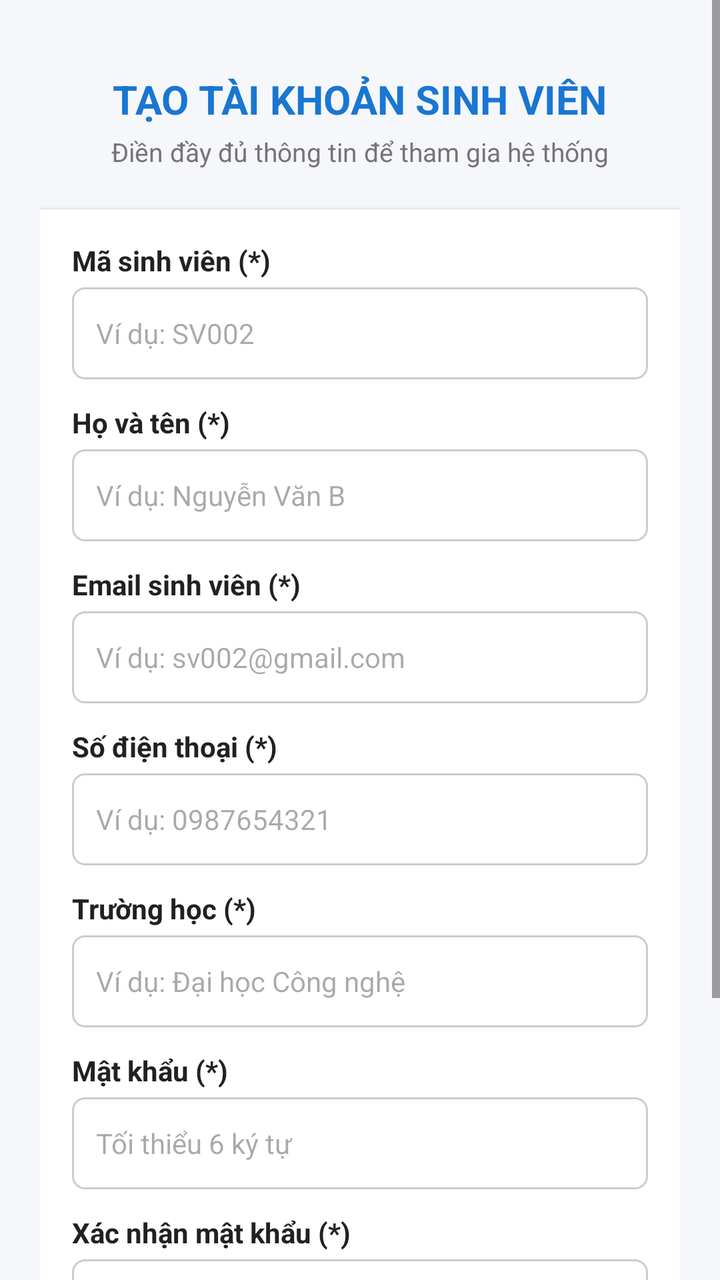
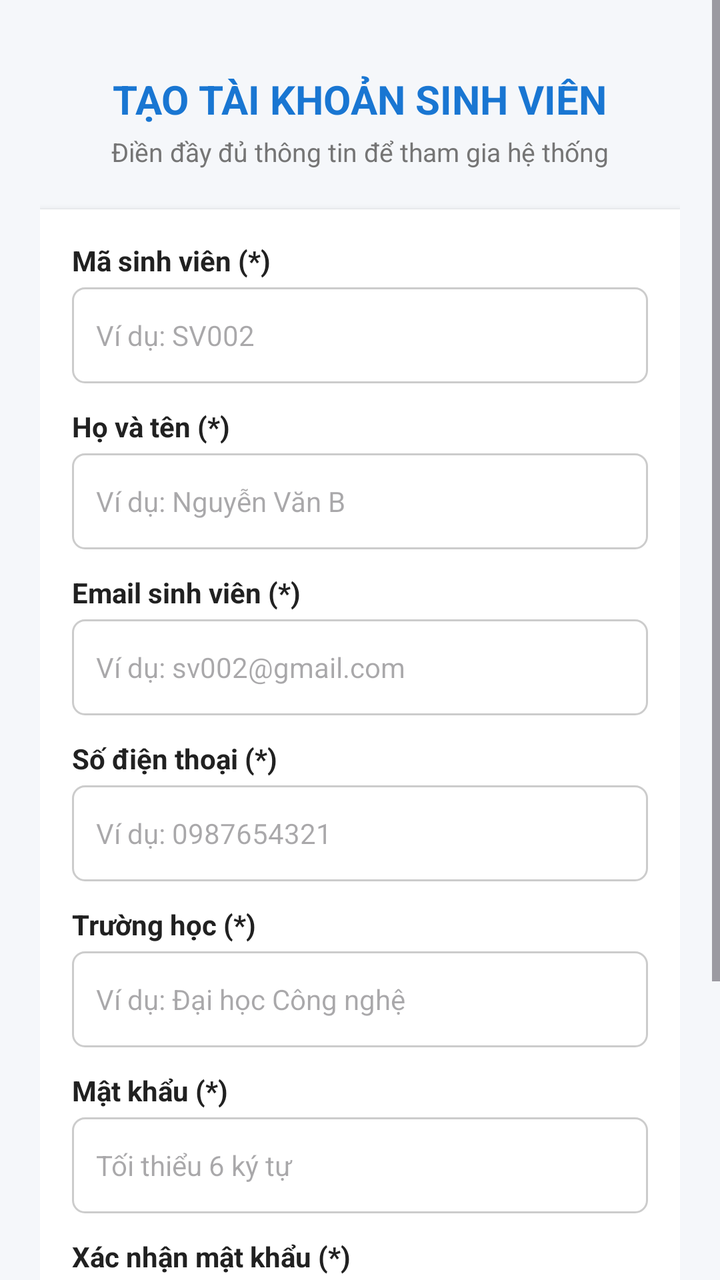

The first picture is an Android layout as it rendered before a commit; the second is the same layout after the commit. The layout source and the unified diff follow.
<!-- AndroidManifest.xml: application theme Theme.Nhom_7 -->
<!-- res/layout/activity_dang_ky.xml -->
<?xml version="1.0" encoding="utf-8"?>
<ScrollView xmlns:android="http://schemas.android.com/apk/res/android"
    android:layout_width="match_parent"
    android:layout_height="match_parent"
    android:background="@color/mau_nen"
    android:fillViewport="true">

    <LinearLayout
        android:layout_width="match_parent"
        android:layout_height="wrap_content"
        android:gravity="center_horizontal"
        android:orientation="vertical"
        android:padding="20dp">

        <TextView
            android:layout_width="wrap_content"
            android:layout_height="wrap_content"
            android:layout_marginTop="16dp"
            android:text="TẠO TÀI KHOẢN SINH VIÊN"
            android:textColor="@color/mau_chu_dao"
            android:textSize="20sp"
            android:textStyle="bold" />

        <TextView
            android:layout_width="wrap_content"
            android:layout_height="wrap_content"
            android:layout_marginTop="4dp"
            android:text="Điền đầy đủ thông tin để tham gia hệ thống"
            android:textColor="@color/mau_chu_phu"
            android:textSize="13sp" />

        <LinearLayout
            android:layout_width="match_parent"
            android:layout_height="wrap_content"
            android:layout_marginTop="20dp"
            android:background="@color/white"
            android:elevation="2dp"
            android:orientation="vertical"
            android:padding="16dp">

            <TextView
                android:layout_width="wrap_content"
                android:layout_height="wrap_content"
                android:text="Mã sinh viên (*)"
                android:textColor="@color/mau_chu_chinh"
                android:textSize="14sp"
                android:textStyle="bold" />

            <EditText
                android:id="@+id/edtMaSinhVien"
                android:layout_width="match_parent"
                android:layout_height="46dp"
                android:layout_marginTop="4dp"
                android:background="@drawable/khung_nhap_lieu"
                android:hint="Ví dụ: SV002"
                android:inputType="textCapCharacters"
                android:paddingHorizontal="12dp"
                android:textSize="14sp" />

            <TextView
                android:layout_width="wrap_content"
                android:layout_height="wrap_content"
                android:layout_marginTop="12dp"
                android:text="Họ và tên (*)"
                android:textColor="@color/mau_chu_chinh"
                android:textSize="14sp"
                android:textStyle="bold" />

            <EditText
                android:id="@+id/edtHoTen"
                android:layout_width="match_parent"
                android:layout_height="46dp"
                android:layout_marginTop="4dp"
                android:background="@drawable/khung_nhap_lieu"
                android:hint="Ví dụ: Nguyễn Văn B"
                android:inputType="textPersonName"
                android:paddingHorizontal="12dp"
                android:textSize="14sp" />

            <TextView
                android:layout_width="wrap_content"
                android:layout_height="wrap_content"
                android:layout_marginTop="12dp"
                android:text="Email sinh viên (*)"
                android:textColor="@color/mau_chu_chinh"
                android:textSize="14sp"
                android:textStyle="bold" />

            <EditText
                android:id="@+id/edtEmail"
                android:layout_width="match_parent"
                android:layout_height="46dp"
                android:layout_marginTop="4dp"
                android:background="@drawable/khung_nhap_lieu"
                android:hint="Ví dụ: sv002@gmail.com"
                android:inputType="textEmailAddress"
                android:paddingHorizontal="12dp"
                android:textSize="14sp" />

            <TextView
                android:layout_width="wrap_content"
                android:layout_height="wrap_content"
                android:layout_marginTop="12dp"
                android:text="Số điện thoại (*)"
                android:textColor="@color/mau_chu_chinh"
                android:textSize="14sp"
                android:textStyle="bold" />

            <EditText
                android:id="@+id/edtSoDienThoai"
                android:layout_width="match_parent"
                android:layout_height="46dp"
                android:layout_marginTop="4dp"
                android:background="@drawable/khung_nhap_lieu"
                android:hint="Ví dụ: 0987654321"
                android:inputType="phone"
                android:paddingHorizontal="12dp"
                android:textSize="14sp" />

            <TextView
                android:layout_width="wrap_content"
                android:layout_height="wrap_content"
                android:layout_marginTop="12dp"
                android:text="Trường học (*)"
                android:textColor="@color/mau_chu_chinh"
                android:textSize="14sp"
                android:textStyle="bold" />

            <EditText
                android:id="@+id/edtTenTruong"
                android:layout_width="match_parent"
                android:layout_height="46dp"
                android:layout_marginTop="4dp"
                android:background="@drawable/khung_nhap_lieu"
                android:hint="Ví dụ: Đại học Công nghệ"
                android:inputType="text"
                android:paddingHorizontal="12dp"
                android:textSize="14sp" />

            <TextView
                android:layout_width="wrap_content"
                android:layout_height="wrap_content"
                android:layout_marginTop="12dp"
                android:text="Mật khẩu (*)"
                android:textColor="@color/mau_chu_chinh"
                android:textSize="14sp"
                android:textStyle="bold" />

            <EditText
                android:id="@+id/edtMatKhau"
                android:layout_width="match_parent"
                android:layout_height="46dp"
                android:layout_marginTop="4dp"
                android:background="@drawable/khung_nhap_lieu"
                android:hint="Tối thiểu 6 ký tự"
                android:inputType="textPassword"
                android:paddingHorizontal="12dp"
                android:textSize="14sp" />

            <TextView
                android:layout_width="wrap_content"
                android:layout_height="wrap_content"
                android:layout_marginTop="12dp"
                android:text="Xác nhận mật khẩu (*)"
                android:textColor="@color/mau_chu_chinh"
                android:textSize="14sp"
                android:textStyle="bold" />

            <EditText
                android:id="@+id/edtXacNhanMatKhau"
                android:layout_width="match_parent"
                android:layout_height="46dp"
                android:layout_marginTop="4dp"
                android:background="@drawable/khung_nhap_lieu"
                android:hint="Nhập lại mật khẩu"
                android:inputType="textPassword"
                android:paddingHorizontal="12dp"
                android:textSize="14sp" />

            <Button
                android:id="@+id/btnDangKy"
                android:layout_width="match_parent"
                android:layout_height="50dp"
                android:layout_marginTop="20dp"
                android:backgroundTint="@color/mau_chu_dao"
                android:text="ĐĂNG KÝ TÀI KHOẢN"
                android:textColor="@color/white"
                android:textSize="15sp"
                android:textStyle="bold" />

            <LinearLayout
                android:layout_width="wrap_content"
                android:layout_height="wrap_content"
                android:layout_gravity="center_horizontal"
                android:layout_marginTop="12dp"
                android:orientation="horizontal">

                <TextView
                    android:layout_width="wrap_content"
                    android:layout_height="wrap_content"
                    android:text="Đã có tài khoản? "
                    android:textColor="@color/mau_chu_phu"
                    android:textSize="14sp" />

                <TextView
                    android:id="@+id/tvChuyenDangNhap"
                    android:layout_width="wrap_content"
                    android:layout_height="wrap_content"
                    android:padding="4dp"
                    android:text="Đăng nhập ngay"
                    android:textColor="@color/mau_chu_dao"
                    android:textSize="14sp"
                    android:textStyle="bold" />
            </LinearLayout>

        </LinearLayout>

    </LinearLayout>

</ScrollView>
<!-- resources referenced by this layout -->
<resources>
  <color name="mau_chu_chinh">#212121</color>
  <color name="mau_chu_dao">#1976D2</color>
  <color name="mau_chu_phu">#757575</color>
  <color name="mau_nen">#F5F7FA</color>
  <color name="white">#FFFFFFFF</color>
  <!-- drawable khung_nhap_lieu (drawable) -->
  <?xml version="1.0" encoding="utf-8"?>
  <shape xmlns:android="http://schemas.android.com/apk/res/android"
      android:shape="rectangle">
      <solid android:color="#FFFFFF" />
      <stroke
          android:width="1dp"
          android:color="#CCCCCC" />
      <corners android:radius="6dp" />
  </shape>
  <style name="Theme.Nhom_7" parent="Base.Theme.Nhom_7" />
  <style name="Base.Theme.Nhom_7" parent="Theme.Material3.DayNight.NoActionBar">
          
          
      </style>
</resources>

<!-- the commit's change to res/layout/activity_dang_ky.xml (unified diff, before → after) -->
@@ -1,33 +1,38 @@
 <?xml version="1.0" encoding="utf-8"?>
 <ScrollView xmlns:android="http://schemas.android.com/apk/res/android"
+    xmlns:tools="http://schemas.android.com/tools"
     android:layout_width="match_parent"
     android:layout_height="match_parent"
     android:background="@color/mau_nen"
-    android:fillViewport="true">
+    android:fillViewport="true"
+    tools:ignore="Autofill,LabelFor,HardcodedText,TouchTargetSizeCheck,VisualLintBounds">
 
     <LinearLayout
         android:layout_width="match_parent"
         android:layout_height="wrap_content"
         android:gravity="center_horizontal"
         android:orientation="vertical"
-        android:padding="20dp">
+        android:padding="20dp"
+        tools:ignore="Autofill,LabelFor,HardcodedText,TouchTargetSizeCheck,VisualLintBounds">
 
         <TextView
             android:layout_width="wrap_content"
             android:layout_height="wrap_content"
             android:layout_marginTop="16dp"
-            android:text="TẠO TÀI KHOẢN SINH VIÊN"
+            android:text="@string/title_dang_ky"
             android:textColor="@color/mau_chu_dao"
             android:textSize="20sp"
-            android:textStyle="bold" />
+            android:textStyle="bold"
+            tools:ignore="Autofill,LabelFor,HardcodedText" />
 
         <TextView
             android:layout_width="wrap_content"
             android:layout_height="wrap_content"
             android:layout_marginTop="4dp"
-            android:text="Điền đầy đủ thông tin để tham gia hệ thống"
+            android:text="@string/sub_title_dang_ky"
             android:textColor="@color/mau_chu_phu"
-            android:textSize="13sp" />
+            android:textSize="13sp"
+            tools:ignore="Autofill,LabelFor,HardcodedText" />
 
         <LinearLayout
             android:layout_width="match_parent"
@@ -36,146 +41,182 @@
             android:background="@color/white"
             android:elevation="2dp"
             android:orientation="vertical"
-            android:padding="16dp">
-
-            <TextView
-                android:layout_width="wrap_content"
-                android:layout_height="wrap_content"
-                android:text="Mã sinh viên (*)"
-                android:textColor="@color/mau_chu_chinh"
-                android:textSize="14sp"
-                android:textStyle="bold" />
+            android:padding="16dp"
+            tools:ignore="Autofill,LabelFor,HardcodedText,TouchTargetSizeCheck,VisualLintBounds">
+
+            <TextView
+                android:layout_width="wrap_content"
+                android:layout_height="wrap_content"
+                android:labelFor="@+id/edtMaSinhVien"
+                android:text="@string/lbl_ma_sinh_vien_req"
+                android:textColor="@color/mau_chu_chinh"
+                android:textSize="14sp"
+                android:textStyle="bold"
+                tools:ignore="Autofill,LabelFor,HardcodedText" />
 
             <EditText
                 android:id="@+id/edtMaSinhVien"
                 android:layout_width="match_parent"
-                android:layout_height="46dp"
-                android:layout_marginTop="4dp"
-                android:background="@drawable/khung_nhap_lieu"
-                android:hint="Ví dụ: SV002"
+                android:layout_height="48dp"
+                android:layout_marginTop="4dp"
+                android:autofillHints="username"
+                android:background="@drawable/khung_nhap_lieu"
+                android:hint="@string/hint_ma_sinh_vien"
+                android:importantForAutofill="no"
                 android:inputType="textCapCharacters"
                 android:paddingHorizontal="12dp"
-                android:textSize="14sp" />
-
-            <TextView
-                android:layout_width="wrap_content"
-                android:layout_height="wrap_content"
-                android:layout_marginTop="12dp"
-                android:text="Họ và tên (*)"
-                android:textColor="@color/mau_chu_chinh"
-                android:textSize="14sp"
-                android:textStyle="bold" />
+                android:textSize="14sp"
+                tools:ignore="Autofill,LabelFor,HardcodedText,TouchTargetSizeCheck,VisualLintBounds" />
+
+            <TextView
+                android:layout_width="wrap_content"
+                android:layout_height="wrap_content"
+                android:layout_marginTop="12dp"
+                android:labelFor="@+id/edtHoTen"
+                android:text="@string/lbl_ho_ten_req"
+                android:textColor="@color/mau_chu_chinh"
+                android:textSize="14sp"
+                android:textStyle="bold"
+                tools:ignore="Autofill,LabelFor,HardcodedText" />
 
             <EditText
                 android:id="@+id/edtHoTen"
                 android:layout_width="match_parent"
-                android:layout_height="46dp"
-                android:layout_marginTop="4dp"
-                android:background="@drawable/khung_nhap_lieu"
-                android:hint="Ví dụ: Nguyễn Văn B"
+                android:layout_height="48dp"
+                android:layout_marginTop="4dp"
+                android:autofillHints="name"
+                android:background="@drawable/khung_nhap_lieu"
+                android:hint="@string/hint_ho_ten"
+                android:importantForAutofill="no"
                 android:inputType="textPersonName"
                 android:paddingHorizontal="12dp"
-                android:textSize="14sp" />
-
-            <TextView
-                android:layout_width="wrap_content"
-                android:layout_height="wrap_content"
-                android:layout_marginTop="12dp"
-                android:text="Email sinh viên (*)"
-                android:textColor="@color/mau_chu_chinh"
-                android:textSize="14sp"
-                android:textStyle="bold" />
+                android:textSize="14sp"
+                tools:ignore="Autofill,LabelFor,HardcodedText,TouchTargetSizeCheck,VisualLintBounds" />
+
+            <TextView
+                android:layout_width="wrap_content"
+                android:layout_height="wrap_content"
+                android:layout_marginTop="12dp"
+                android:labelFor="@+id/edtEmail"
+                android:text="@string/lbl_email_req"
+                android:textColor="@color/mau_chu_chinh"
+                android:textSize="14sp"
+                android:textStyle="bold"
+                tools:ignore="Autofill,LabelFor,HardcodedText" />
 
             <EditText
                 android:id="@+id/edtEmail"
                 android:layout_width="match_parent"
-                android:layout_height="46dp"
-                android:layout_marginTop="4dp"
-                android:background="@drawable/khung_nhap_lieu"
-                android:hint="Ví dụ: sv002@gmail.com"
+                android:layout_height="48dp"
+                android:layout_marginTop="4dp"
+                android:autofillHints="emailAddress"
+                android:background="@drawable/khung_nhap_lieu"
+                android:hint="@string/hint_email_dk"
+                android:importantForAutofill="no"
                 android:inputType="textEmailAddress"
                 android:paddingHorizontal="12dp"
-                android:textSize="14sp" />
-
-            <TextView
-                android:layout_width="wrap_content"
-                android:layout_height="wrap_content"
-                android:layout_marginTop="12dp"
-                android:text="Số điện thoại (*)"
-                android:textColor="@color/mau_chu_chinh"
-                android:textSize="14sp"
-                android:textStyle="bold" />
+                android:textSize="14sp"
+                tools:ignore="Autofill,LabelFor,HardcodedText,TouchTargetSizeCheck,VisualLintBounds" />
+
+            <TextView
+                android:layout_width="wrap_content"
+                android:layout_height="wrap_content"
+                android:layout_marginTop="12dp"
+                android:labelFor="@+id/edtSoDienThoai"
+                android:text="@string/lbl_sdt_req"
+                android:textColor="@color/mau_chu_chinh"
+                android:textSize="14sp"
+                android:textStyle="bold"
+                tools:ignore="Autofill,LabelFor,HardcodedText" />
 
             <EditText
                 android:id="@+id/edtSoDienThoai"
                 android:layout_width="match_parent"
-                android:layout_height="46dp"
-                android:layout_marginTop="4dp"
-                android:background="@drawable/khung_nhap_lieu"
-                android:hint="Ví dụ: 0987654321"
+                android:layout_height="48dp"
+                android:layout_marginTop="4dp"
+                android:autofillHints="phone"
+                android:background="@drawable/khung_nhap_lieu"
+                android:hint="@string/hint_sdt"
+                android:importantForAutofill="no"
                 android:inputType="phone"
                 android:paddingHorizontal="12dp"
-                android:textSize="14sp" />
-
-            <TextView
-                android:layout_width="wrap_content"
-                android:layout_height="wrap_content"
-                android:layout_marginTop="12dp"
-                android:text="Trường học (*)"
-                android:textColor="@color/mau_chu_chinh"
-                android:textSize="14sp"
-                android:textStyle="bold" />
+                android:textSize="14sp"
+                tools:ignore="Autofill,LabelFor,HardcodedText,TouchTargetSizeCheck,VisualLintBounds" />
+
+            <TextView
+                android:layout_width="wrap_content"
+                android:layout_height="wrap_content"
+                android:layout_marginTop="12dp"
+                android:labelFor="@+id/edtTenTruong"
+                android:text="@string/lbl_truong_hoc_req"
+                android:textColor="@color/mau_chu_chinh"
+                android:textSize="14sp"
+                android:textStyle="bold"
+                tools:ignore="Autofill,LabelFor,HardcodedText" />
 
             <EditText
                 android:id="@+id/edtTenTruong"
                 android:layout_width="match_parent"
-                android:layout_height="46dp"
-                android:layout_marginTop="4dp"
-                android:background="@drawable/khung_nhap_lieu"
-                android:hint="Ví dụ: Đại học Công nghệ"
+                android:layout_height="48dp"
+                android:layout_marginTop="4dp"
+                android:autofillHints="organizationName"
+                android:background="@drawable/khung_nhap_lieu"
+                android:hint="@string/hint_truong_hoc"
+                android:importantForAutofill="no"
                 android:inputType="text"
                 android:paddingHorizontal="12dp"
-                android:textSize="14sp" />
-
-            <TextView
-                android:layout_width="wrap_content"
-                android:layout_height="wrap_content"
-                android:layout_marginTop="12dp"
-                android:text="Mật khẩu (*)"
-                android:textColor="@color/mau_chu_chinh"
-                android:textSize="14sp"
-                android:textStyle="bold" />
+                android:textSize="14sp"
+                tools:ignore="Autofill,LabelFor,HardcodedText,TouchTargetSizeCheck,VisualLintBounds" />
+
+            <TextView
+                android:layout_width="wrap_content"
+                android:layout_height="wrap_content"
+                android:layout_marginTop="12dp"
+                android:labelFor="@+id/edtMatKhau"
+                android:text="@string/lbl_mat_khau_req"
+                android:textColor="@color/mau_chu_chinh"
+                android:textSize="14sp"
+                android:textStyle="bold"
+                tools:ignore="Autofill,LabelFor,HardcodedText" />
 
             <EditText
                 android:id="@+id/edtMatKhau"
                 android:layout_width="match_parent"
-                android:layout_height="46dp"
-                android:layout_marginTop="4dp"
-                android:background="@drawable/khung_nhap_lieu"
-                android:hint="Tối thiểu 6 ký tự"
+                android:layout_height="48dp"
+                android:layout_marginTop="4dp"
+                android:autofillHints="password"
+                android:background="@drawable/khung_nhap_lieu"
+                android:hint="@string/hint_mat_khau_min"
+                android:importantForAutofill="no"
                 android:inputType="textPassword"
                 android:paddingHorizontal="12dp"
-                android:textSize="14sp" />
-
-            <TextView
-                android:layout_width="wrap_content"
-                android:layout_height="wrap_content"
-                android:layout_marginTop="12dp"
-                android:text="Xác nhận mật khẩu (*)"
-                android:textColor="@color/mau_chu_chinh"
-                android:textSize="14sp"
-                android:textStyle="bold" />
+                android:textSize="14sp"
+                tools:ignore="Autofill,LabelFor,HardcodedText,TouchTargetSizeCheck,VisualLintBounds" />
+
+            <TextView
+                android:layout_width="wrap_content"
+                android:layout_height="wrap_content"
+                android:layout_marginTop="12dp"
+                android:labelFor="@+id/edtXacNhanMatKhau"
+                android:text="@string/lbl_xac_nhan_mat_khau_req"
+                android:textColor="@color/mau_chu_chinh"
+                android:textSize="14sp"
+                android:textStyle="bold"
+                tools:ignore="Autofill,LabelFor,HardcodedText" />
 
             <EditText
                 android:id="@+id/edtXacNhanMatKhau"
                 android:layout_width="match_parent"
-                android:layout_height="46dp"
-                android:layout_marginTop="4dp"
-                android:background="@drawable/khung_nhap_lieu"
-                android:hint="Nhập lại mật khẩu"
+                android:layout_height="48dp"
+                android:layout_marginTop="4dp"
+                android:autofillHints="password"
+                android:background="@drawable/khung_nhap_lieu"
+                android:hint="@string/hint_xac_nhan_mat_khau"
+                android:importantForAutofill="no"
                 android:inputType="textPassword"
                 android:paddingHorizontal="12dp"
-                android:textSize="14sp" />
+                android:textSize="14sp"
+                tools:ignore="Autofill,LabelFor,HardcodedText,TouchTargetSizeCheck,VisualLintBounds" />
 
             <Button
                 android:id="@+id/btnDangKy"
@@ -183,34 +224,38 @@
                 android:layout_height="50dp"
                 android:layout_marginTop="20dp"
                 android:backgroundTint="@color/mau_chu_dao"
-                android:text="ĐĂNG KÝ TÀI KHOẢN"
+                android:text="@string/btn_dang_ky_tai_khoan"
                 android:textColor="@color/white"
                 android:textSize="15sp"
-                android:textStyle="bold" />
+                android:textStyle="bold"
+                tools:ignore="Autofill,LabelFor,HardcodedText,TouchTargetSizeCheck,VisualLintBounds" />
 
             <LinearLayout
                 android:layout_width="wrap_content"
                 android:layout_height="wrap_content"
                 android:layout_gravity="center_horizontal"
                 android:layout_marginTop="12dp"
-                android:orientation="horizontal">
+                android:orientation="horizontal"
+                tools:ignore="Autofill,LabelFor,HardcodedText">
 
                 <TextView
                     android:layout_width="wrap_content"
                     android:layout_height="wrap_content"
-                    android:text="Đã có tài khoản? "
+                    android:text="@string/lbl_da_co_tai_khoan"
                     android:textColor="@color/mau_chu_phu"
-                    android:textSize="14sp" />
+                    android:textSize="14sp"
+                    tools:ignore="Autofill,LabelFor,HardcodedText" />
 
                 <TextView
                     android:id="@+id/tvChuyenDangNhap"
                     android:layout_width="wrap_content"
                     android:layout_height="wrap_content"
                     android:padding="4dp"
-                    android:text="Đăng nhập ngay"
+                    android:text="@string/btn_dang_nhap_ngay"
                     android:textColor="@color/mau_chu_dao"
                     android:textSize="14sp"
-                    android:textStyle="bold" />
+                    android:textStyle="bold"
+                    tools:ignore="Autofill,LabelFor,HardcodedText" />
             </LinearLayout>
 
         </LinearLayout>
<!-- resource entries referenced after the edit -->
@@ -15,6 +15,25 @@
           android:color="#CCCCCC" />
       <corners android:radius="6dp" />
   </shape>
+  <string name="btn_dang_ky_tai_khoan">ĐĂNG KÝ TÀI KHOẢN</string>
+  <string name="btn_dang_nhap_ngay">Đăng nhập ngay</string>
+  <string name="hint_email_dk">Ví dụ: sv002@gmail.com</string>
+  <string name="hint_ho_ten">Ví dụ: Nguyễn Văn B</string>
+  <string name="hint_ma_sinh_vien">Ví dụ: SV002</string>
+  <string name="hint_mat_khau_min">Tối thiểu 6 ký tự</string>
+  <string name="hint_sdt">Ví dụ: 0987654321</string>
+  <string name="hint_truong_hoc">Ví dụ: Đại học Công nghệ</string>
+  <string name="hint_xac_nhan_mat_khau">Nhập lại mật khẩu</string>
+  <string name="lbl_da_co_tai_khoan">Đã có tài khoản? </string>
+  <string name="lbl_email_req">Email sinh viên (*)</string>
+  <string name="lbl_ho_ten_req">Họ và tên (*)</string>
+  <string name="lbl_ma_sinh_vien_req">Mã sinh viên (*)</string>
+  <string name="lbl_mat_khau_req">Mật khẩu (*)</string>
+  <string name="lbl_sdt_req">Số điện thoại (*)</string>
+  <string name="lbl_truong_hoc_req">Trường học (*)</string>
+  <string name="lbl_xac_nhan_mat_khau_req">Xác nhận mật khẩu (*)</string>
+  <string name="sub_title_dang_ky">Điền đầy đủ thông tin để tham gia hệ thống</string>
+  <string name="title_dang_ky">TẠO TÀI KHOẢN SINH VIÊN</string>
   <style name="Theme.Nhom_7" parent="Base.Theme.Nhom_7" />
   <style name="Base.Theme.Nhom_7" parent="Theme.Material3.DayNight.NoActionBar">
           
